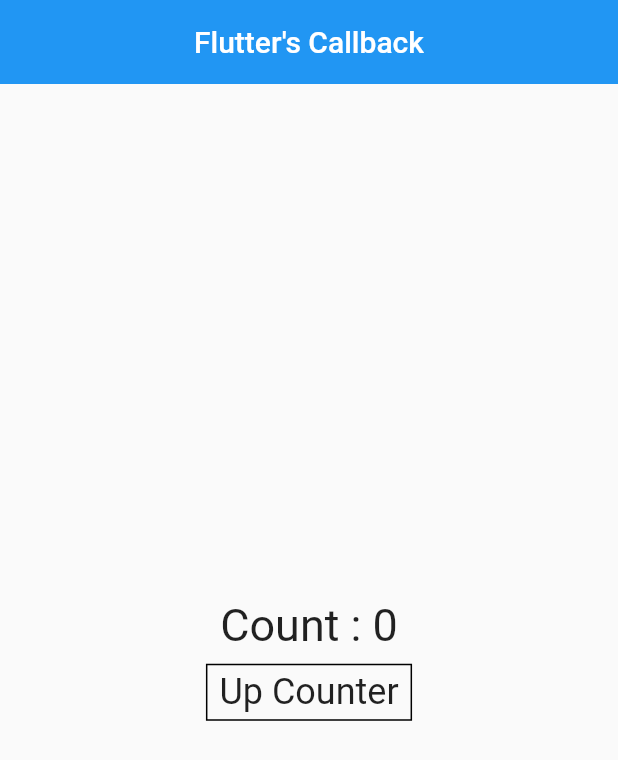
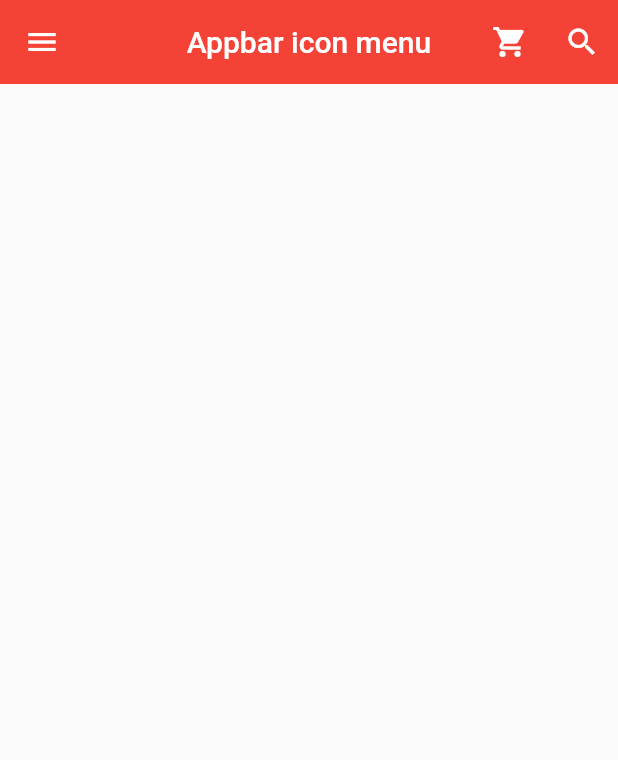
Before and after one commit to bluetype55/flutter-test, a Flutter app: the screen it shows after launch, on a phone screen of 412 x 824 dp. Shown: the top 760 px of the screen. Run offline on Flutter 3.47's test engine with Material 2 defaults, Android fonts, the phone set to English and light mode, and no system bars.

Commit message:
appbar: leading & actions

```diff
--- a/basic/lib/main.dart
+++ b/basic/lib/main.dart
@@ -1,84 +1,51 @@
 import 'package:flutter/material.dart';
 
-void main() {
-  runApp(
-    MaterialApp(
-      title: 'Callback',
-      debugShowCheckedModeBanner: false,
-      home: Scaffold(
-        appBar: AppBar(
-          title: const Text("Flutter's Callback"),
-          centerTitle: true,
-          elevation: 0,
-        ),
-        body: const Body(),
-      ),
-    ),
-  );
-}
+void main() => runApp(const MyApp());
 
-class Body extends StatelessWidget {
-  const Body({super.key});
+class MyApp extends StatelessWidget {
+  const MyApp({super.key});
 
   @override
   Widget build(BuildContext context) {
-    return const TestWidget();
+    return const MaterialApp(
+      title: 'Appbar',
+      home: MyPage(),
+    );
   }
 }
 
-class TestWidget extends StatefulWidget {
-  const TestWidget({super.key});
-
-  @override
-  State<TestWidget> createState() => _TestWidgetState();
-}
-
-class _TestWidgetState extends State<TestWidget> {
-  int value = 0;
+class MyPage extends StatelessWidget {
+  const MyPage({super.key});
 
   @override
   Widget build(BuildContext context) {
-    return Center(
-      child: Column(
-        mainAxisAlignment: MainAxisAlignment.center,
-        children: [
-          Text(
-            'Count : $value',
-            style: const TextStyle(fontSize: 30),
+    return Scaffold(
+      appBar: AppBar(
+        backgroundColor: Colors.red,
+        title: const Text('Appbar icon menu'),
+        centerTitle: true,
+        elevation: 0,
+        leading: IconButton(
+          icon: const Icon(Icons.menu),
+          onPressed: () {
+            print('menu button is clicked');
+          },
+        ),
+        actions: [
+          IconButton(
+            icon: const Icon(Icons.shopping_cart),
+            onPressed: () {
+              print('shopping cart button is clicked');
+            },
           ),
-          const SizedBox(
-            height: 8,
+          IconButton(
+            icon: const Icon(Icons.search),
+            onPressed: () {
+              print('search button is clicked');
+            },
           ),
-          TestButton(addCounter),
         ],
       ),
     );
   }
-
-  void addCounter(int addValue) => setState(() => value = addValue + value);
 }
-
-class TestButton extends StatelessWidget {
-  const TestButton(this.callback, {super.key});
-
-  final Function(int) callback;
-
-  @override
-  Widget build(BuildContext context) {
-    return InkWell(
-      onTap: () => callback.call(1),
-      onDoubleTap: () => callback.call(5),
-      onLongPress: () => callback.call(10),
-      child: Container(
-        padding: const EdgeInsets.symmetric(vertical: 4, horizontal: 8),
-        decoration: BoxDecoration(
-          border: Border.all(),
-        ),
-        child: const Text(
-          'Up Counter',
-          style: TextStyle(fontSize: 24),
-        ),
-      ),
-    );
-  }
-}
```
Also changed, not shown: basic/lib/main - Callback.dart (added, +84 -0 lines).
